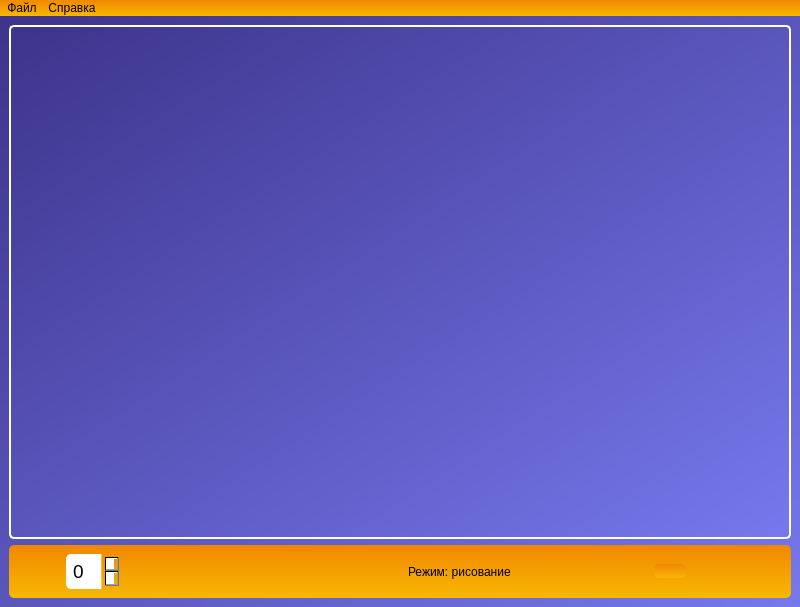
This is ui_main.ui in viktor-akusoff/LifeOdyssey as Qt 5 draws it before an edit. The edited form follows.
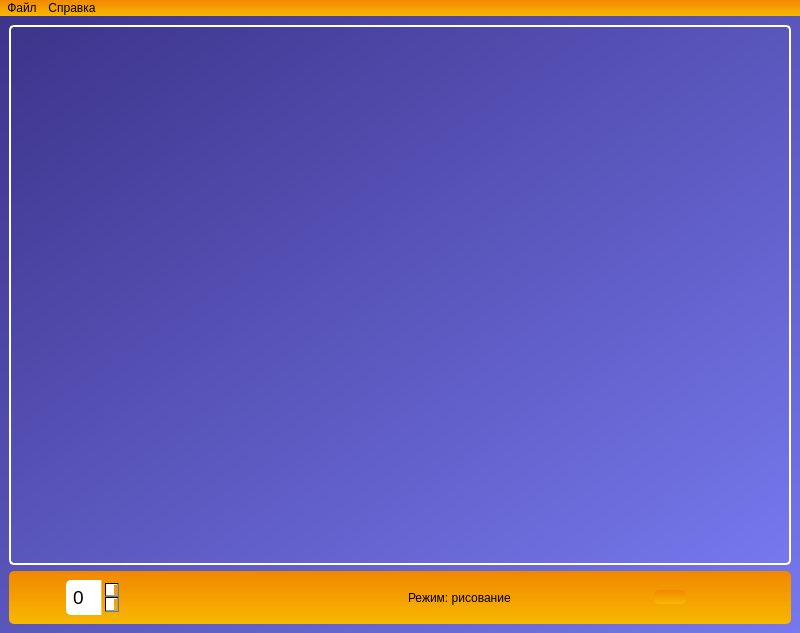
This is the edited form. Icons and pictures are not drawn.

Diff of the .ui file:
```diff
--- a/ui_main.ui
+++ b/ui_main.ui
@@ -7,7 +7,7 @@
     <x>0</x>
     <y>0</y>
     <width>800</width>
-    <height>607</height>
+    <height>633</height>
    </rect>
   </property>
   <property name="palette">
```
